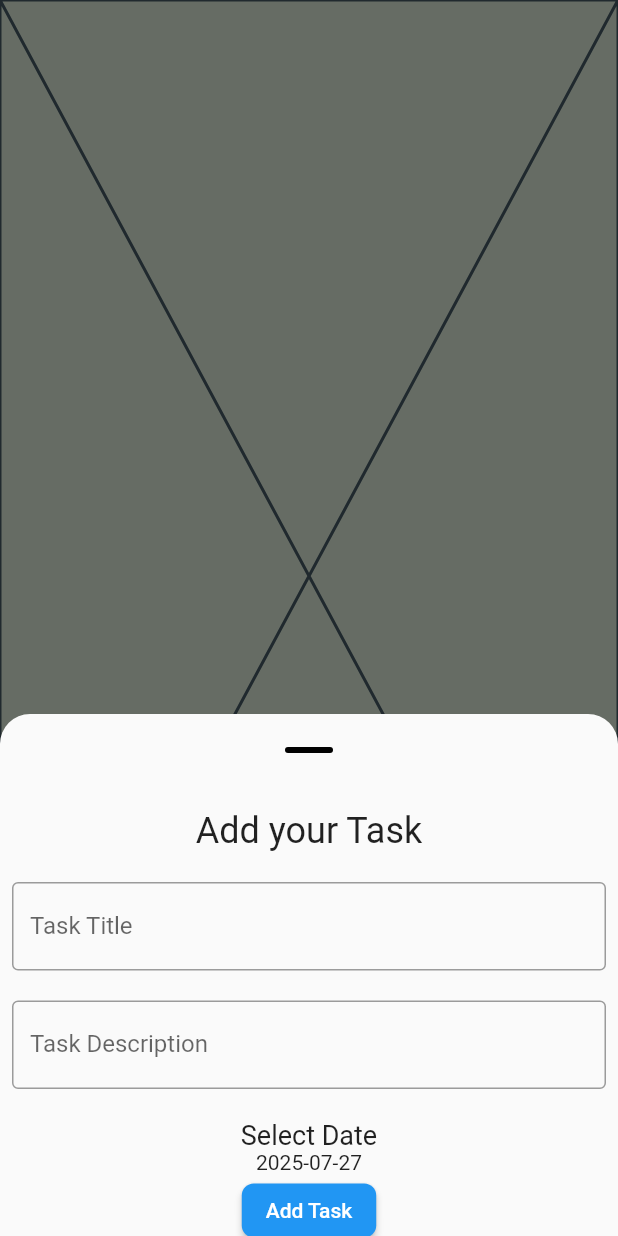
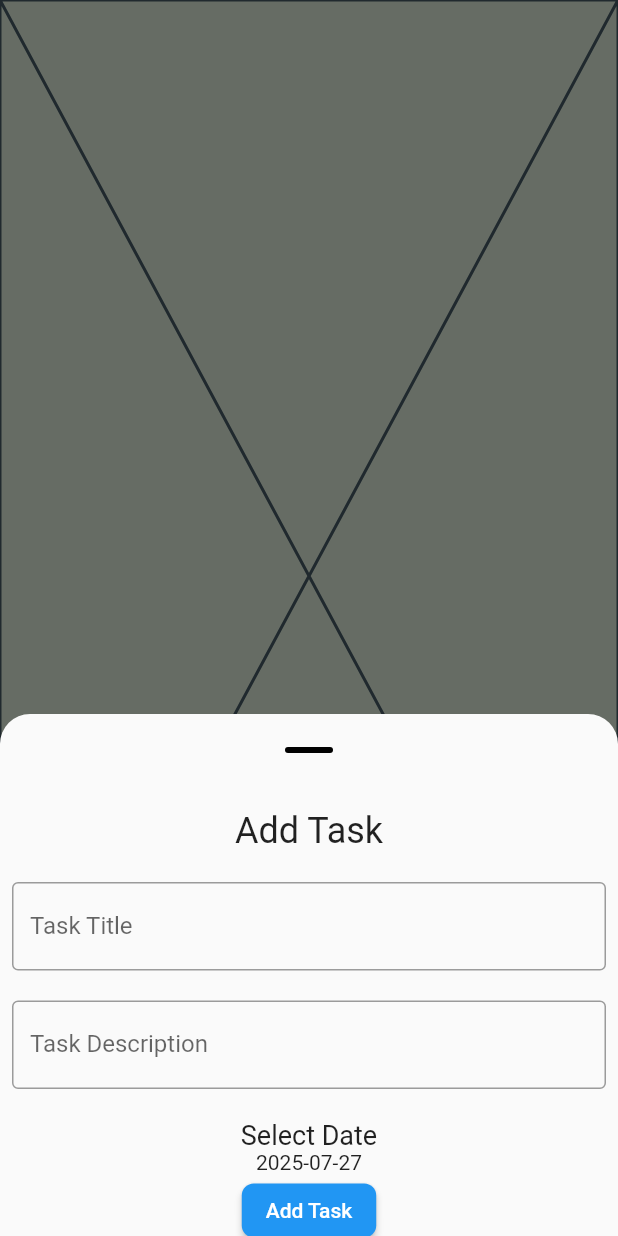
Before and after one commit to MohamedAliShaltoot/XO_Game, a Flutter app: the screen it shows after launch, item 2 of the bottom bar chosen, after a tap on the "add" icon, on a phone screen of 412 x 824 dp. Run offline on Flutter 3.47's test engine with Material 3 defaults, Android fonts, the phone set to English and light mode, and no system bars; our stand-ins replace cloud_firestore, easy_date_timeline, firebase_auth, firebase_core, flutter_slidable, shimmer; accounts and stored records are empty.

Commit message:
handle add task btn is done

```diff
--- a/lib/to_do_using_firebase/features/tasks_screen/widgets/add_task_widget.dart
+++ b/lib/to_do_using_firebase/features/tasks_screen/widgets/add_task_widget.dart
@@ -16,20 +16,22 @@ class AddTaskWidget extends StatelessWidget {
           child: Column(
             children: [
               const Text(
-                'Add your Task',
+                'Add Task',
                 style: TextStyle(fontSize: 24),
               ),
               const SizedBox(height: 20),
-              const TextField(
-                style: TextStyle(),
-                decoration: InputDecoration(
+              TextField(
+                controller: provider.titleController,
+                style: const TextStyle(),
+                decoration: const InputDecoration(
                   border: OutlineInputBorder(),
                   labelText: 'Task Title',
                 ),
               ),
               const SizedBox(height: 20),
-              const TextField(
-                decoration: InputDecoration(
+              TextField(
+                controller: provider.descriptionController,
+                decoration: const InputDecoration(
                   border: OutlineInputBorder(),
                   labelText: 'Task Description',
                 ),
@@ -63,7 +65,9 @@ class AddTaskWidget extends StatelessWidget {
                   ),
                 ),
                 onPressed: () {
-                  // Logic to add the task
+                  provider.addTask();
+                  provider.titleController.clear();
+                  provider.descriptionController.clear();
                   Navigator.pop(context);
                 },
                 child: const Text('Add Task'),
```
